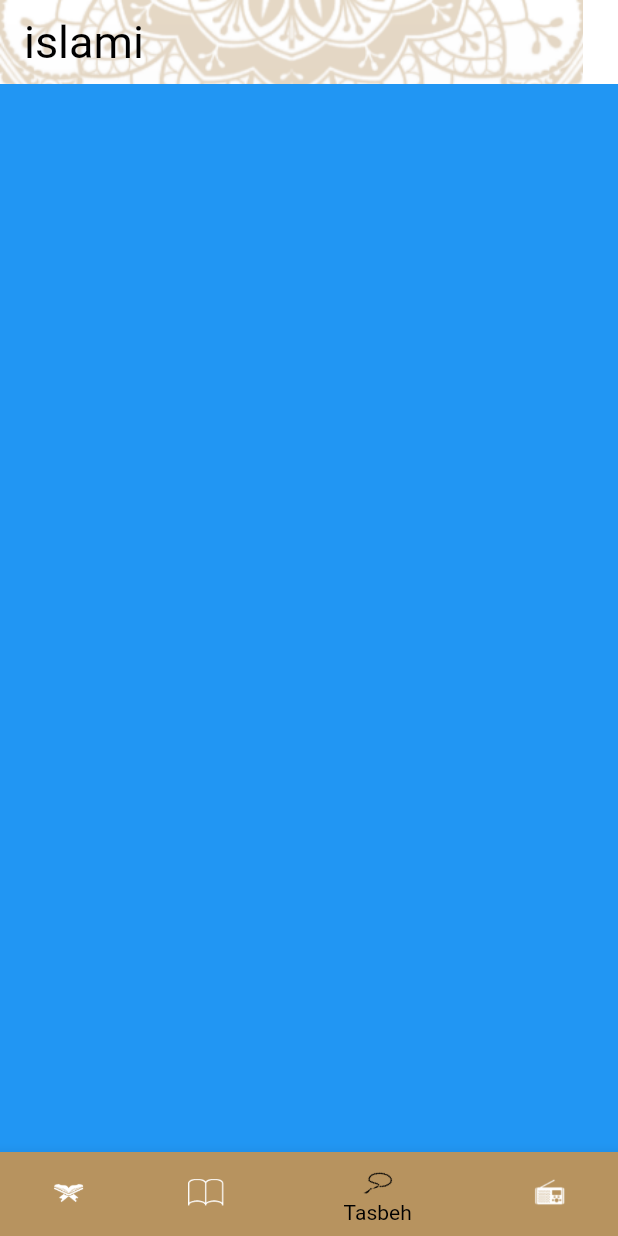
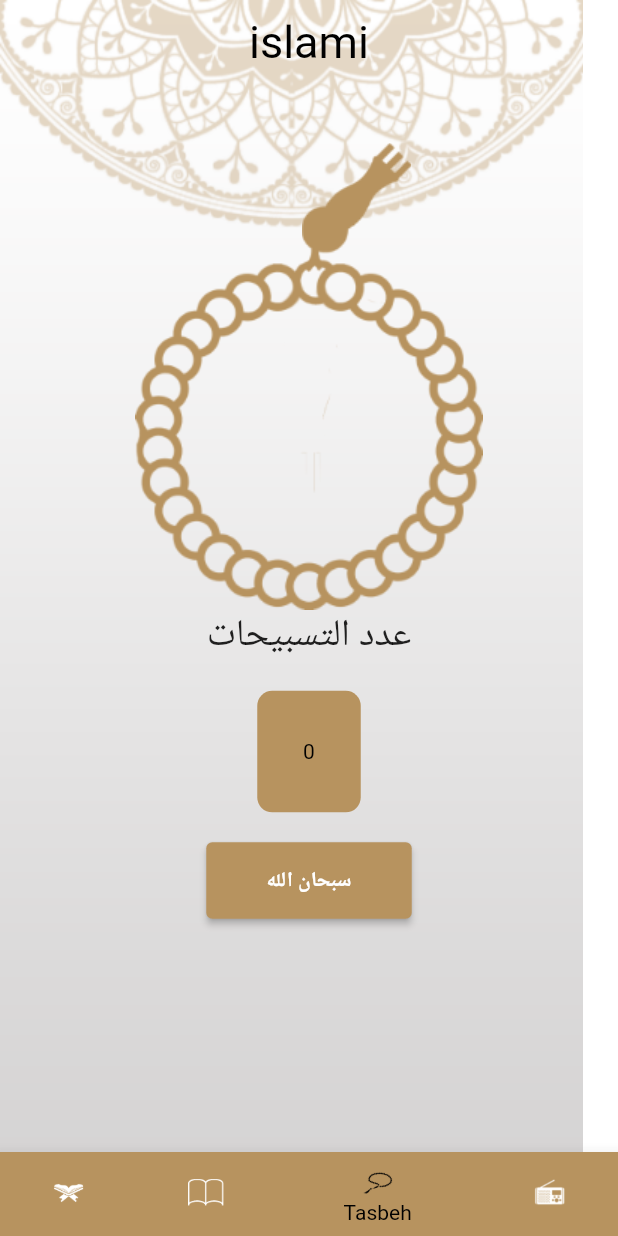
Before and after one commit to mohamednabiltraining/islami-online-c4, a Flutter app: the screen it shows after launch, item 3 of the bottom bar chosen, on a phone screen of 412 x 824 dp. Run offline on Flutter 3.47's test engine with Material 2 defaults, Android fonts, the phone set to English and light mode, and no system bars.

Commit message:
finished tasbeeh tab

```diff
--- a/lib/home/HomeScreen.dart
+++ b/lib/home/HomeScreen.dart
@@ -23,6 +23,7 @@ class _HomeScreenState extends State<HomeScreen> {
         Scaffold(
           appBar: AppBar(
             title: Text('islami'),
+            centerTitle: true,
           ),
           bottomNavigationBar: Theme(
             data: Theme.of(context)
--- a/lib/home/tasbeh/TasbehTab.dart
+++ b/lib/home/tasbeh/TasbehTab.dart
@@ -1,10 +1,108 @@
+import 'package:flutter/cupertino.dart';
 import 'package:flutter/material.dart';
 
-class TasbehTab extends StatelessWidget {
+import 'TasbehTabData.dart';
+
+class TasbehTab extends StatefulWidget {
+  @override
+  State<TasbehTab> createState() => _TasbehTabState();
+}
+
+class _TasbehTabState extends State<TasbehTab> {
+  int counter = 0;
+  int index = 0;
+
+  List<TasbehTabData> Data = [
+    TasbehTabData('سبحان الله'),
+    TasbehTabData('الحمد لله'),
+    TasbehTabData('الله اكبر'),
+    TasbehTabData('لا حول ولا قوة الا بالله'),
+    TasbehTabData('لا اله الا الله'),
+    TasbehTabData('اللهم صلي وسلم علي سيدنا محمد'),
+  ];
+
   @override
   Widget build(BuildContext context) {
-    return Container(
-      color: Colors.blue,
-    );
+    return Scaffold(
+        body: Center(
+      child: Column(
+        crossAxisAlignment: CrossAxisAlignment.center,
+        children: [
+          Spacer(
+            flex: 3,
+          ),
+          Transform.rotate(
+            angle: counter.toDouble(),
+            child: Stack(
+              alignment: Alignment(.4, -2.2),
+              children: [
+                Image.asset('assets/images/head_of_seb7a.png'),
+                Image.asset('assets/images/body_of_seb7a.png'),
+              ],
+            ),
+          ),
+          Text(
+            'عدد التسبيحات',
+            style: TextStyle(
+              fontSize: 25,
+            ),
+          ),
+          Container(
+            margin: EdgeInsets.only(top: 20, bottom: 20),
+            decoration: BoxDecoration(
+              color: Color.fromRGBO(183, 147, 95, 100),
+              borderRadius: BorderRadius.circular(10.0),
+            ),
+            width: 69,
+            height: 81,
+            child: Center(
+                child: Text(
+              '$counter',
+              textAlign: TextAlign.center,
+              style: TextStyle(color: Colors.black),
+            )),
+          ),
+          Container(
+            height: 51,
+            width: 137,
+            child: ElevatedButton(
+              onPressed: () {
+                setState(() {
+                  buttonaction();
+                });
+              },
+              child: Text(
+                Data[index].text,
+                style: TextStyle(
+                  color: Colors.white,
+                  fontWeight: FontWeight.bold,
+                ),
+                textAlign: TextAlign.center,
+              ),
+              style: ButtonStyle(
+                backgroundColor: MaterialStateProperty.all(
+                    Color.fromRGBO(183, 147, 95, 100)),
+              ),
+            ),
+          ),
+          Spacer(
+            flex: 4,
+          ),
+        ],
+      ),
+    ));
+  }
+
+  buttonaction() {
+    if (counter != 34) {
+      counter = counter + 1;
+    }
+    if (counter == 34) {
+      index = index + 1;
+      counter = counter - 34;
+      if (index > Data.length - 1) {
+        return index = 0;
+      }
+    }
   }
 }
--- /dev/null
+++ b/lib/home/tasbeh/TasbehTabData.dart
@@ -0,0 +1,5 @@
+class TasbehTabData {
+  String text;
+
+  TasbehTabData(this.text);
+}
```
Also changed, not shown: assets/images/2.0x/body_of_seb7a@2x.png (added), assets/images/2.0x/head_of_seb7a@2x.png (added), assets/images/3.0x/body of seb7a@3x.png (added), assets/images/3.0x/body_of_seb7a@3x.png (added), assets/images/3.0x/head_of_seb7a@3x.png (added), assets/images/body_of_seb7a.png (added), assets/images/head_of_seb7a.png (added).
